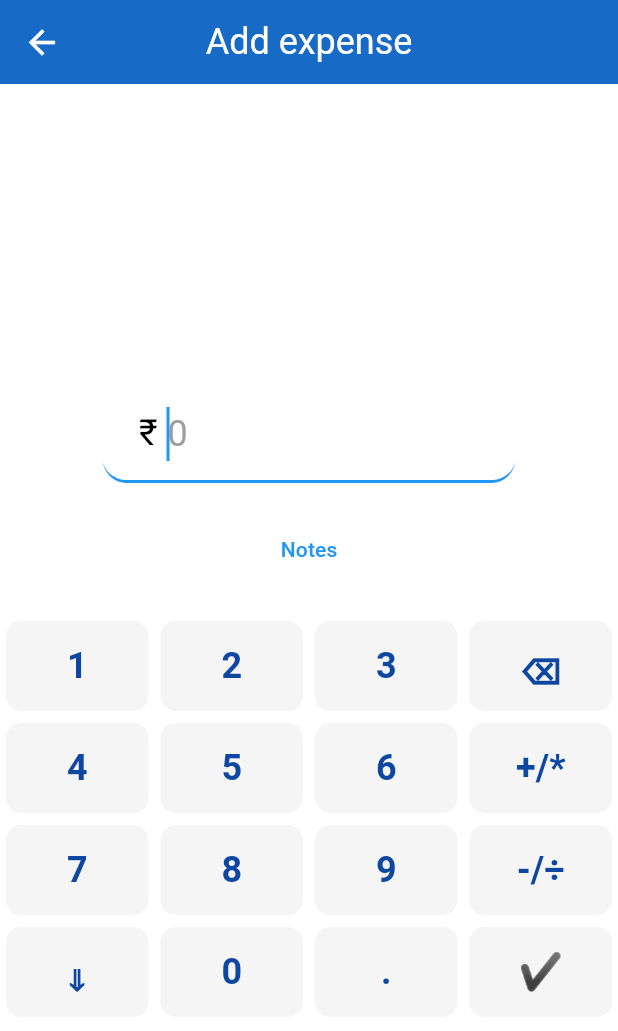
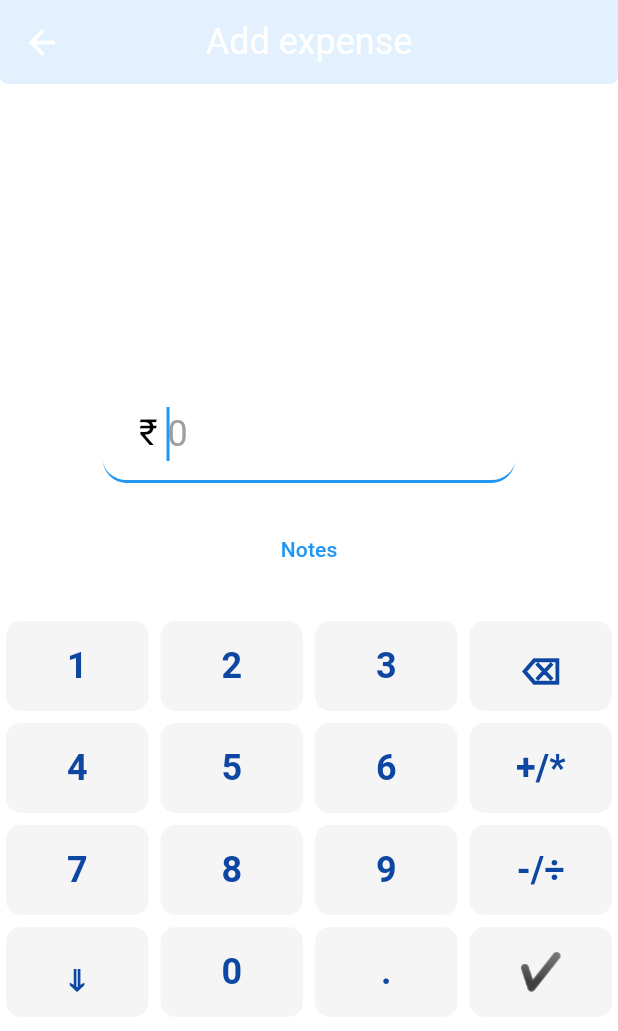
Before and after one commit to Akash006/expenseTracker, a Flutter app: the screen it shows after launch, after a tap on "Groceries", on a phone screen of 412 x 824 dp. Shown: the top 1031 px of the screen. Run offline on Flutter 3.47's test engine with Material 3 defaults, Android fonts, the phone set to English and light mode, and no system bars; our stand-ins replace flutter_svg, go_router, sqflite; accounts and stored records are empty; Roboto replaces fonts that are missing (Raleway).

Commit message:
Improving transcation view

```diff
--- a/lib/modals/mythemeData.dart
+++ b/lib/modals/mythemeData.dart
@@ -7,7 +7,7 @@ class MyThemeData {
     scaffoldBackgroundColor: Colors.white,
     appBarTheme: AppBarTheme(
       systemOverlayStyle: SystemUiOverlayStyle.dark,
-      backgroundColor: Colors.blue.shade800,
+      // backgroundColor: Colors.blue.shade800,
       centerTitle: true,
       elevation: 10,
       iconTheme: IconThemeData(
@@ -102,7 +102,7 @@ class MyThemeData {
 
     appBarTheme: AppBarTheme(
       systemOverlayStyle: SystemUiOverlayStyle.light,
-      backgroundColor: Colors.indigo.shade800,
+      // backgroundColor: Colors.indigo.shade800,
       centerTitle: true,
       elevation: 10,
       iconTheme: IconThemeData(
--- a/lib/views/addTranscations.dart
+++ b/lib/views/addTranscations.dart
@@ -14,6 +14,12 @@ class Addtranscations extends StatelessWidget {
     return Scaffold(
       appBar: AppBar(
         title: Text("Add $type"),
+        shape: RoundedRectangleBorder(
+            borderRadius: BorderRadius.only(
+              bottomLeft: Radius.circular(5.0),
+              bottomRight: Radius.circular(5.0),
+            )
+        ),
       ),
       body: AddTransactionWidget(),
     );
--- a/lib/views/transcationView.dart
+++ b/lib/views/transcationView.dart
@@ -136,28 +136,47 @@ class TransactionItem extends StatelessWidget {
       ),
       child: Column(
         children: [
-          Container(
-            width: double.infinity,
-            child: Text(DateFormat('dd-MMM-yyyy EEE').format(date),
-              style: TextStyle(
-                  fontSize: 20,
-                  color: Colors.black,
-                  fontWeight: FontWeight.w700
+          Row(
+            children: [
+              Container(
+                // width: double.infinity,
+                child: Text(DateFormat('dd-MMM-yyyy').format(date),
+                  style: TextStyle(
+                      fontSize: 18,
+                      color: Colors.black,
+                      fontWeight: FontWeight.normal
+                  ),
+                ),
               ),
-            ),
+              SizedBox(
+                width: 10,
+              ),
+              Container(
+                // width: double.infinity,
+                child: Text(DateFormat('EEE').format(date),
+                  style: TextStyle(
+                      fontSize: 20,
+                      color: Colors.black,
+                      fontWeight: FontWeight.w800
+                  ),
+                ),
+              ),
+            ],
           ),
           ...transactionList.map((transaction){
             return ListTile(
+              visualDensity: VisualDensity.compact,
+
               leading: Icon(
                   transaction.modalType.iconName,
-                size: 26,
+                size: 24,
               ),
               title: Text(transaction.modalType.name),
               subtitle: Text(transaction.description),
               trailing: Text(
                   "\$ "+transaction.amount.toString(),
                 style: TextStyle(
-                  fontSize: 18,
+                  fontSize: 16,
                   fontWeight: FontWeight.bold
                 ),
               ),
--- a/lib/widgets/expenseView.dart
+++ b/lib/widgets/expenseView.dart
@@ -48,7 +48,7 @@ class ExpenseView extends StatelessWidget {
                 ),
                 IconTheme(
                   data: const IconThemeData(
-                    color: Colors.black54,
+                    color: Colors.black87,
                     size: 30, // Set the icon size
                   ),
                   child: Icon(clickedTile.iconName),
@@ -56,7 +56,7 @@ class ExpenseView extends StatelessWidget {
                 Text(
                   "200",
                   style: const TextStyle(
-                    color: Colors.black,
+                    color: Colors.black87,
                     fontSize: 18,
                     fontWeight: FontWeight.bold,
                     overflow: TextOverflow.ellipsis,
--- a/lib/widgets/home.dart
+++ b/lib/widgets/home.dart
@@ -34,15 +34,23 @@ class _HomeWidgetState extends State<HomeWidget> {
         length: 4,
         child: Scaffold(
           appBar: AppBar(
+            shape: RoundedRectangleBorder(
+              borderRadius: BorderRadius.only(
+                bottomLeft: Radius.circular(5.0),
+                bottomRight: Radius.circular(5.0),
+              )
+            ),
             title: const Text(
               'Expense Tracker',
               style: TextStyle(
-              fontWeight: FontWeight.normal,
+                fontWeight: FontWeight.bold,
+                color: Colors.black87,
               ),
             ),
             // centerTitle: false,
-          backgroundColor: Colors.blue[400],
+            backgroundColor: Colors.white,
             elevation: 10,
+            shadowColor: Colors.black87,
           ),
           body: PageView(
             controller: pageController,
@@ -54,33 +62,48 @@ class _HomeWidgetState extends State<HomeWidget> {
             children: [
               ExpenseView(
                   key: ValueKey("expense-${selectedindex}"), // Unique key
-                view:"expense"),
+                  view: "expense"),
               ExpenseView(
                   key: ValueKey("expense-${selectedindex}"), // Unique key
-                view:"income"),
+                  view: "income"),
               TransactionScreen()
             ],
           ),
-        bottomNavigationBar: BottomNavigationBar(
-          items: <BottomNavigationBarItem>[
+          bottomNavigationBar: Container(
+            decoration: const BoxDecoration(
+              boxShadow: [
+                BoxShadow(
+                  color: Colors.black26,
+                  blurRadius: 10,
+                  offset: Offset(0, -2),
+                ),
+              ],
+            ),
+            child: ClipRRect(
+              borderRadius: const BorderRadius.only(
+                topLeft: Radius.circular(24),
+                topRight: Radius.circular(24),
+              ),
+              child: BottomNavigationBar(
+                items: const <BottomNavigationBarItem>[
                   BottomNavigationBarItem(
                     icon: Icon(
                       Icons.monetization_on,
-                color: Colors.red[400],
+                      color: Colors.black87,
                     ),
                     label: 'Expense',
                   ),
                   BottomNavigationBarItem(
                     icon: Icon(
                       Icons.monetization_on,
-                color: Colors.teal[400],
+                      color: Colors.black87,
                     ),
                     label: 'Income',
                   ),
                   BottomNavigationBarItem(
                     icon: Icon(
                       Icons.menu_book_outlined,
-                color: Colors.blueAccent,
+                      color: Colors.black87,
                     ),
                     label: 'Transaction',
                   )
@@ -88,12 +111,14 @@ class _HomeWidgetState extends State<HomeWidget> {
                 elevation: 8,
                 iconSize: 35,
                 currentIndex: selectedindex, // Fixed to use selected index
-          selectedItemColor: Colors.blue,
-          unselectedItemColor: Colors.grey,
-          selectedFontSize: 14,
+                selectedItemColor: Colors.black,
+                unselectedItemColor: Colors.black54,
+                selectedFontSize: 16,
                 onTap: onTapped,
+                type: BottomNavigationBarType.fixed,
               ),
             ),
-    );
+          ),
+        ));
   }
 }
```
Lines whose indentation alone changed are shown as unchanged.
